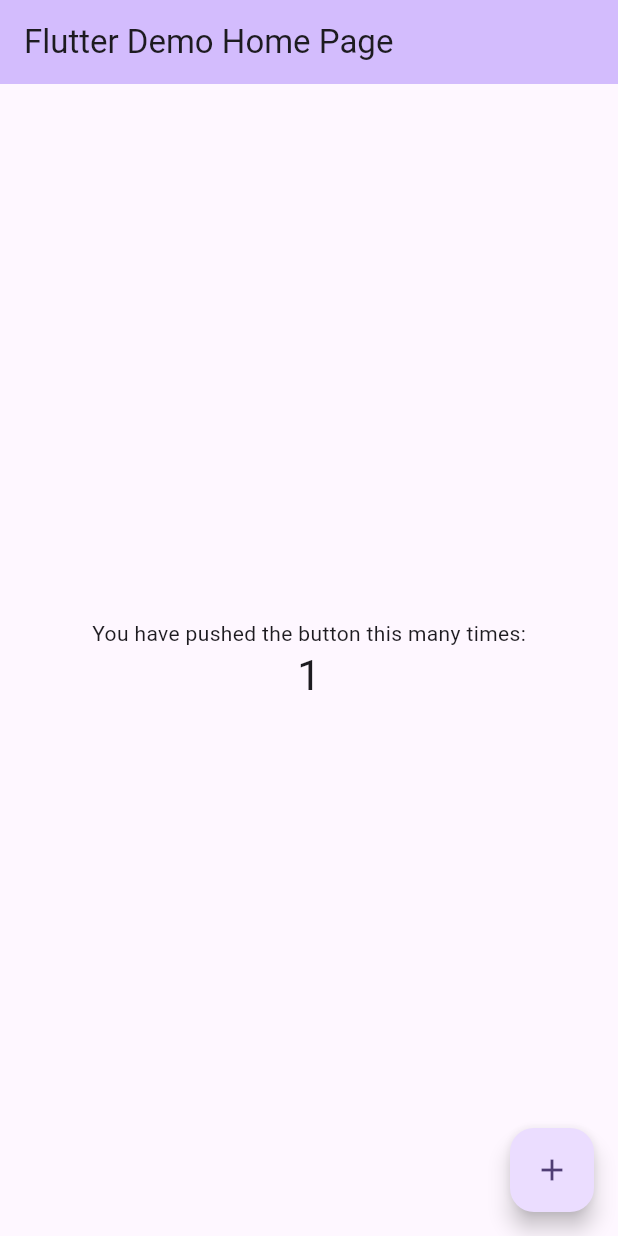
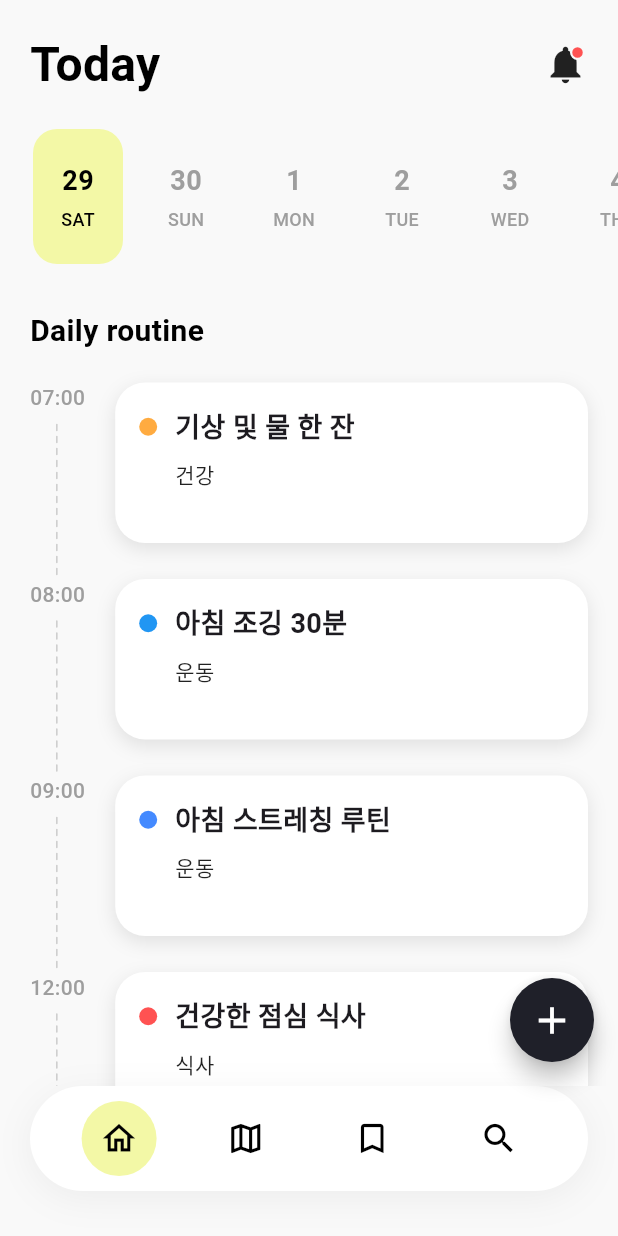
Before and after one commit to dellyu03/uphill, a Flutter app: the screen it shows after launch, after a tap on the "add" icon, on a phone screen of 412 x 824 dp. Run offline on Flutter 3.47's test engine with Material 3 defaults, Android fonts, the phone set to English and light mode, and no system bars; our stand-ins replace firebase_core; accounts and stored records are empty.

Commit message:
feat : main.dart routine_screen.dart  날짜는 실제 날짜 데이터를 불러왔고, 루틴은 하드코딩으로 했지만 나중에는 api를 통해서 db에 저장하고 저장한 정보를 끌어오면 될 듯

```diff
--- a/flutter/uphill/lib/main.dart
+++ b/flutter/uphill/lib/main.dart
@@ -1,4 +1,5 @@
 import 'package:flutter/material.dart';
+import 'routine_screen.dart';
 
 void main() {
   runApp(const MyApp());
@@ -7,116 +8,16 @@ void main() {
 class MyApp extends StatelessWidget {
   const MyApp({super.key});
 
-  // This widget is the root of your application.
   @override
   Widget build(BuildContext context) {
     return MaterialApp(
-      title: 'Flutter Demo',
+      title: 'Uphill Demo',
+      debugShowCheckedModeBanner: false,
       theme: ThemeData(
-        // This is the theme of your application.
-        //
-        // TRY THIS: Try running your application with "flutter run". You'll see
-        // the application has a purple toolbar. Then, without quitting the app,
-        // try changing the seedColor in the colorScheme below to Colors.green
-        // and then invoke "hot reload" (save your changes or press the "hot
-        // reload" button in a Flutter-supported IDE, or press "r" if you used
-        // the command line to start the app).
-        //
-        // Notice that the counter didn't reset back to zero; the application
-        // state is not lost during the reload. To reset the state, use hot
-        // restart instead.
-        //
-        // This works for code too, not just values: Most code changes can be
-        // tested with just a hot reload.
         colorScheme: ColorScheme.fromSeed(seedColor: Colors.deepPurple),
+        useMaterial3: true,
       ),
-      home: const MyHomePage(title: 'Flutter Demo Home Page'),
+      home: const RoutineScreen(),
     );
   }
 }
-
-class MyHomePage extends StatefulWidget {
-  const MyHomePage({super.key, required this.title});
-
-  // This widget is the home page of your application. It is stateful, meaning
-  // that it has a State object (defined below) that contains fields that affect
-  // how it looks.
-
-  // This class is the configuration for the state. It holds the values (in this
-  // case the title) provided by the parent (in this case the App widget) and
-  // used by the build method of the State. Fields in a Widget subclass are
-  // always marked "final".
-
-  final String title;
-
-  @override
-  State<MyHomePage> createState() => _MyHomePageState();
-}
-
-class _MyHomePageState extends State<MyHomePage> {
-  int _counter = 0;
-
-  void _incrementCounter() {
-    setState(() {
-      // This call to setState tells the Flutter framework that something has
-      // changed in this State, which causes it to rerun the build method below
-      // so that the display can reflect the updated values. If we changed
-      // _counter without calling setState(), then the build method would not be
-      // called again, and so nothing would appear to happen.
-      _counter++;
-    });
-  }
-
-  @override
-  Widget build(BuildContext context) {
-    // This method is rerun every time setState is called, for instance as done
-    // by the _incrementCounter method above.
-    //
-    // The Flutter framework has been optimized to make rerunning build methods
-    // fast, so that you can just rebuild anything that needs updating rather
-    // than having to individually change instances of widgets.
-    return Scaffold(
-      appBar: AppBar(
-        // TRY THIS: Try changing the color here to a specific color (to
-        // Colors.amber, perhaps?) and trigger a hot reload to see the AppBar
-        // change color while the other colors stay the same.
-        backgroundColor: Theme.of(context).colorScheme.inversePrimary,
-        // Here we take the value from the MyHomePage object that was created by
-        // the App.build method, and use it to set our appbar title.
-        title: Text(widget.title),
-      ),
-      body: Center(
-        // Center is a layout widget. It takes a single child and positions it
-        // in the middle of the parent.
-        child: Column(
-          // Column is also a layout widget. It takes a list of children and
-          // arranges them vertically. By default, it sizes itself to fit its
-          // children horizontally, and tries to be as tall as its parent.
-          //
-          // Column has various properties to control how it sizes itself and
-          // how it positions its children. Here we use mainAxisAlignment to
-          // center the children vertically; the main axis here is the vertical
-          // axis because Columns are vertical (the cross axis would be
-          // horizontal).
-          //
-          // TRY THIS: Invoke "debug painting" (choose the "Toggle Debug Paint"
-          // action in the IDE, or press "p" in the console), to see the
-          // wireframe for each widget.
-          mainAxisAlignment: MainAxisAlignment.center,
-          children: <Widget>[
-            const Text('You have pushed the button this many times:'),
-            Text(
-              '$_counter',
-              style: Theme.of(context).textTheme.headlineMedium,
-            ),
-          ],
-        ),
-      ),
-      floatingActionButton: FloatingActionButton(
-        onPressed: _incrementCounter,
-        tooltip: 'Increment',
-        child: const Icon(Icons.add),
-      ), // This trailing comma makes auto-formatting nicer for build methods.
-    );
-  }
-}
--- /dev/null
+++ b/flutter/uphill/lib/routine_screen.dart
@@ -0,0 +1,389 @@
+import 'package:flutter/material.dart';
+
+class RoutineScreen extends StatefulWidget {
+  const RoutineScreen({super.key});
+
+  @override
+  State<RoutineScreen> createState() => _RoutineScreenState();
+}
+
+class _RoutineScreenState extends State<RoutineScreen> {
+  int _selectedDateIndex = 0; // Default to the 1st item (Today)
+  int _selectedIndex = 0; // Bottom nav index
+
+  List<Map<String, dynamic>> _dates = [];
+
+  @override
+  void initState() {
+    super.initState();
+    _generateDates();
+  }
+
+  void _generateDates() {
+    final now = DateTime.now();
+    for (int i = 0; i < 14; i++) {
+      final date = now.add(Duration(days: i));
+      _dates.add({
+        'day': date.day.toString(),
+        'weekday': _getWeekday(date.weekday),
+      });
+    }
+  }
+
+  String _getWeekday(int weekday) {
+    const days = ['MON', 'TUE', 'WED', 'THU', 'FRI', 'SAT', 'SUN'];
+    return days[weekday - 1];
+  }
+
+  final List<Map<String, dynamic>> _routines = [
+    {
+      'time': '07:00',
+      'title': '기상 및 물 한 잔',
+      'category': '건강',
+      'color': Colors.orangeAccent,
+    },
+    {
+      'time': '08:00',
+      'title': '아침 조깅 30분',
+      'category': '운동',
+      'color': Colors.blue,
+    },
+    {
+      'time': '09:00',
+      'title': '아침 스트레칭 루틴',
+      'category': '운동',
+      'color': Colors.blueAccent,
+    },
+    {
+      'time': '12:00',
+      'title': '건강한 점심 식사',
+      'category': '식사',
+      'color': Colors.redAccent,
+    },
+    {
+      'time': '14:00',
+      'title': '오후 업무 집중',
+      'category': '업무',
+      'color': Colors.purpleAccent,
+    },
+    {
+      'time': '16:00',
+      'title': '오후 스트레칭',
+      'category': '운동',
+      'color': Colors.lightGreenAccent,
+    },
+    {
+      'time': '19:00',
+      'title': '저녁 식사 및 휴식',
+      'category': '생활',
+      'color': Colors.pinkAccent,
+    },
+    {
+      'time': '21:00',
+      'title': '독서 및 일기 쓰기',
+      'category': '자기계발',
+      'color': Colors.teal,
+    },
+    {
+      'time': '23:00',
+      'title': '취침 준비',
+      'category': '수면',
+      'color': Colors.indigoAccent,
+    },
+  ];
+
+  @override
+  Widget build(BuildContext context) {
+    return Scaffold(
+      backgroundColor: const Color(0xFFF9F9F9),
+      body: SafeArea(
+        child: CustomScrollView(
+          slivers: [
+            SliverToBoxAdapter(
+              child: Padding(
+                padding: const EdgeInsets.symmetric(
+                  horizontal: 20.0,
+                  vertical: 20.0,
+                ),
+                child: Row(
+                  mainAxisAlignment: MainAxisAlignment.spaceBetween,
+                  children: [
+                    const Text(
+                      'Today',
+                      style: TextStyle(
+                        fontSize: 32,
+                        fontWeight: FontWeight.bold,
+                        color: Colors.black,
+                      ),
+                    ),
+                    Stack(
+                      children: [
+                        const Icon(
+                          Icons.notifications,
+                          size: 30,
+                          color: Colors.black87,
+                        ),
+                        Positioned(
+                          right: 2,
+                          top: 2,
+                          child: Container(
+                            width: 10,
+                            height: 10,
+                            decoration: const BoxDecoration(
+                              color: Colors.redAccent,
+                              shape: BoxShape.circle,
+                              border: Border.fromBorderSide(
+                                BorderSide(
+                                  color: Color(0xFFF9F9F9),
+                                  width: 1.5,
+                                ),
+                              ),
+                            ),
+                          ),
+                        ),
+                      ],
+                    ),
+                  ],
+                ),
+              ),
+            ),
+            SliverToBoxAdapter(
+              child: SizedBox(
+                height: 90,
+                child: ListView.builder(
+                  scrollDirection: Axis.horizontal,
+                  padding: const EdgeInsets.symmetric(horizontal: 16),
+                  itemCount: _dates.length,
+                  itemBuilder: (context, index) {
+                    final isSelected = index == _selectedDateIndex;
+                    return GestureDetector(
+                      onTap: () {
+                        setState(() {
+                          _selectedDateIndex = index;
+                        });
+                      },
+                      child: Container(
+                        width: 60,
+                        margin: const EdgeInsets.symmetric(horizontal: 6),
+                        decoration: BoxDecoration(
+                          color: isSelected
+                              ? const Color(0xFFF3F8A6)
+                              : Colors.transparent,
+                          borderRadius: BorderRadius.circular(16),
+                        ),
+                        child: Column(
+                          mainAxisAlignment: MainAxisAlignment.center,
+                          children: [
+                            Text(
+                              _dates[index]['day'],
+                              style: TextStyle(
+                                fontSize: 18,
+                                fontWeight: FontWeight.bold,
+                                color: isSelected ? Colors.black : Colors.grey,
+                              ),
+                            ),
+                            const SizedBox(height: 4),
+                            Text(
+                              _dates[index]['weekday'],
+                              style: TextStyle(
+                                fontSize: 12,
+                                fontWeight: FontWeight.w500,
+                                color: isSelected ? Colors.black : Colors.grey,
+                              ),
+                            ),
+                          ],
+                        ),
+                      ),
+                    );
+                  },
+                ),
+              ),
+            ),
+            const SliverToBoxAdapter(
+              child: Padding(
+                padding: EdgeInsets.fromLTRB(20, 30, 20, 20),
+                child: Text(
+                  'Daily routine',
+                  style: TextStyle(
+                    fontSize: 20,
+                    fontWeight: FontWeight.bold,
+                    color: Colors.black,
+                  ),
+                ),
+              ),
+            ),
+            SliverList(
+              delegate: SliverChildBuilderDelegate((context, index) {
+                final routine = _routines[index];
+                return Padding(
+                  padding: const EdgeInsets.symmetric(horizontal: 20.0),
+                  child: IntrinsicHeight(
+                    child: Row(
+                      crossAxisAlignment: CrossAxisAlignment.start,
+                      children: [
+                        Column(
+                          children: [
+                            Text(
+                              routine['time'],
+                              style: const TextStyle(
+                                color: Colors.grey,
+                                fontSize: 14,
+                                fontWeight: FontWeight.w500,
+                              ),
+                            ),
+                            const SizedBox(height: 8),
+                            Expanded(
+                              child: CustomPaint(
+                                painter: DottedLinePainter(),
+                                size: const Size(1, double.infinity),
+                              ),
+                            ),
+                          ],
+                        ),
+                        const SizedBox(width: 20),
+                        Expanded(
+                          child: Container(
+                            margin: const EdgeInsets.only(bottom: 24),
+                            padding: const EdgeInsets.all(16),
+                            decoration: BoxDecoration(
+                              color: Colors.white,
+                              borderRadius: BorderRadius.circular(20),
+                              boxShadow: [
+                                BoxShadow(
+                                  color: Colors.black.withOpacity(0.1),
+                                  blurRadius: 10,
+                                  offset: const Offset(0, 4),
+                                ),
+                              ],
+                            ),
+                            child: Column(
+                              crossAxisAlignment: CrossAxisAlignment.start,
+                              children: [
+                                Row(
+                                  children: [
+                                    Container(
+                                      width: 12,
+                                      height: 12,
+                                      decoration: BoxDecoration(
+                                        color: routine['color'],
+                                        shape: BoxShape.circle,
+                                      ),
+                                    ),
+                                    const SizedBox(width: 12),
+                                    Text(
+                                      routine['title'],
+                                      style: const TextStyle(
+                                        fontSize: 18,
+                                        fontWeight: FontWeight.bold,
+                                      ),
+                                    ),
+                                  ],
+                                ),
+                                const SizedBox(height: 8),
+                                Padding(
+                                  padding: const EdgeInsets.only(left: 24.0),
+                                  child: Text(
+                                    routine['category'],
+                                    style: const TextStyle(
+                                      color: Colors.black87,
+                                      fontSize: 14,
+                                      fontWeight: FontWeight.w500,
+                                    ),
+                                  ),
+                                ),
+                                const SizedBox(
+                                  height: 20,
+                                ), // Extra space for card height
+                              ],
+                            ),
+                          ),
+                        ),
+                      ],
+                    ),
+                  ),
+                );
+              }, childCount: _routines.length),
+            ),
+            // Add some bottom padding for scrolling
+            const SliverToBoxAdapter(child: SizedBox(height: 80)),
+          ],
+        ),
+      ),
+      floatingActionButton: FloatingActionButton(
+        onPressed: () {},
+        backgroundColor: const Color(0xFF1F2029),
+        shape: const CircleBorder(),
+        child: const Icon(Icons.add, color: Colors.white, size: 30),
+      ),
+      floatingActionButtonLocation: FloatingActionButtonLocation.endFloat,
+      bottomNavigationBar: Container(
+        margin: const EdgeInsets.only(left: 20, right: 20, bottom: 30),
+        height: 70,
+        decoration: BoxDecoration(
+          color: Colors.white,
+          borderRadius: BorderRadius.circular(35),
+          boxShadow: [
+            BoxShadow(
+              color: Colors.black.withOpacity(0.05),
+              blurRadius: 20,
+              offset: const Offset(0, 5),
+            ),
+          ],
+        ),
+        child: Row(
+          mainAxisAlignment: MainAxisAlignment.spaceEvenly,
+          children: [
+            _buildNavItem(Icons.home_outlined, 0),
+            _buildNavItem(Icons.map_outlined, 1),
+            _buildNavItem(Icons.bookmark_border, 2),
+            _buildNavItem(Icons.search, 3),
+          ],
+        ),
+      ),
+      extendBody: true, // Allows content to go behind the bottom nav
+    );
+  }
+
+  Widget _buildNavItem(IconData icon, int index) {
+    final isSelected = _selectedIndex == index;
+    return GestureDetector(
+      onTap: () {
+        setState(() {
+          _selectedIndex = index;
+        });
+      },
+      child: Container(
+        padding: const EdgeInsets.all(12),
+        decoration: BoxDecoration(
+          color: isSelected ? const Color(0xFFF3F8A6) : Colors.transparent,
+          shape: BoxShape.circle,
+        ),
+        child: Icon(icon, color: Colors.black, size: 26),
+      ),
+    );
+  }
+}
+
+class DottedLinePainter extends CustomPainter {
+  @override
+  void paint(Canvas canvas, Size size) {
+    final paint = Paint()
+      ..color = Colors.grey.withOpacity(0.5)
+      ..strokeWidth = 1
+      ..strokeCap = StrokeCap.round;
+
+    const dashHeight = 4;
+    const dashSpace = 4;
+    double startY = 0;
+
+    while (startY < size.height) {
+      canvas.drawLine(Offset(0, startY), Offset(0, startY + dashHeight), paint);
+      startY += dashHeight + dashSpace;
+    }
+  }
+
+  @override
+  bool shouldRepaint(covariant CustomPainter oldDelegate) {
+    return false;
+  }
+}
```
